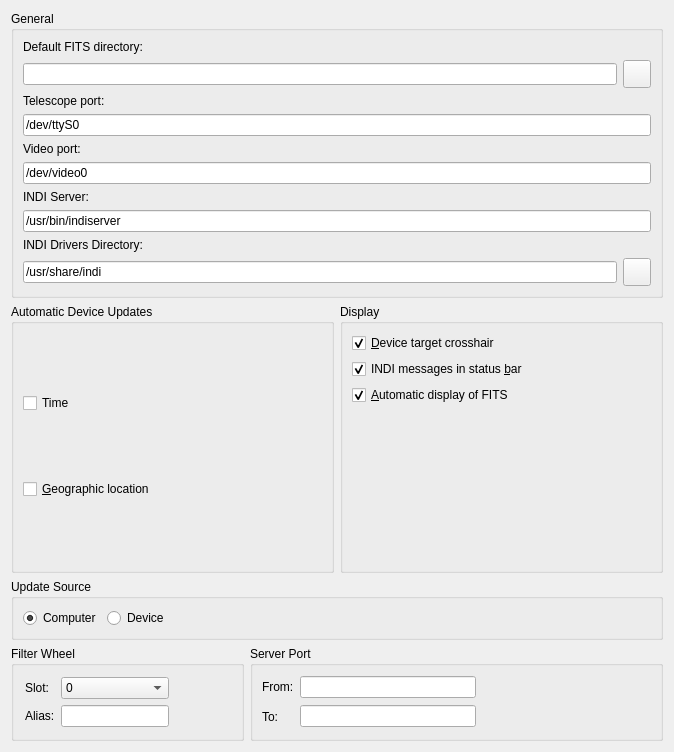
Before: the Qt Designer form kstars/indi/opsindi.ui in KDE/kstars, drawn with Qt 5.
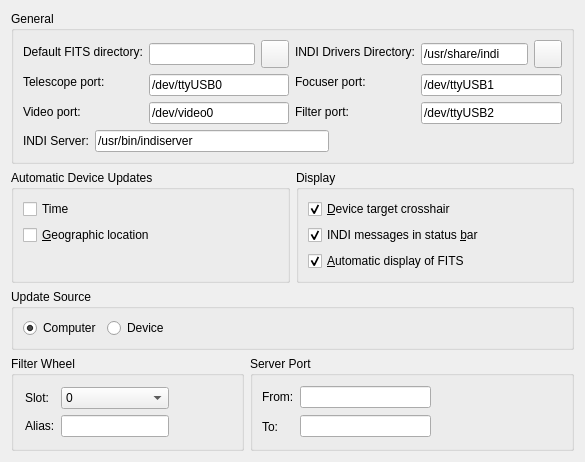
After: the same form once the commit is applied. Custom widgets are drawn as their Qt base class.

Diff of the .ui file:
```diff
--- a/kstars/indi/opsindi.ui
+++ b/kstars/indi/opsindi.ui
@@ -1,163 +1,234 @@
 <ui version="4.0" >
  <class>OpsINDI</class>
- <widget class="QWidget" name="OpsINDI" >
-  <property name="geometry" >
+ <widget class="QWidget" name="OpsINDI">
+  <property name="geometry">
    <rect>
     <x>0</x>
     <y>0</y>
-    <width>674</width>
-    <height>752</height>
+    <width>585</width>
+    <height>455</height>
    </rect>
   </property>
-  <layout class="QVBoxLayout" name="verticalLayout_2" >
+  <layout class="QVBoxLayout" name="verticalLayout_7">
    <item>
-    <widget class="QGroupBox" name="generalGroup" >
-     <property name="title" >
+    <widget class="QGroupBox" name="generalGroup">
+     <property name="title">
       <string>General</string>
      </property>
-     <layout class="QVBoxLayout" name="verticalLayout_3" >
+     <layout class="QVBoxLayout" name="verticalLayout_6">
       <item>
-       <widget class="QLabel" name="fitsLabel" >
-        <property name="whatsThis" >
-         <string>Specify where new FITS images are saved once captured and downloaded</string>
-        </property>
-        <property name="text" >
-         <string>Default FITS directory:</string>
-        </property>
-       </widget>
-      </item>
-      <item>
-       <layout class="QHBoxLayout" >
-        <property name="spacing" >
-         <number>6</number>
-        </property>
-        <property name="margin" >
-         <number>0</number>
-        </property>
+       <layout class="QHBoxLayout" name="horizontalLayout_5">
         <item>
-         <widget class="KLineEdit" name="kcfg_fitsDir" />
+         <layout class="QVBoxLayout" name="verticalLayout">
+          <item>
+           <widget class="QLabel" name="fitsLabel">
+            <property name="whatsThis">
+             <string>Specify where new FITS images are saved once captured and downloaded</string>
+            </property>
+            <property name="text">
+             <string>Default FITS directory:</string>
+            </property>
+           </widget>
+          </item>
+          <item>
+           <widget class="QLabel" name="telescopeLabel">
+            <property name="toolTip">
+             <string>Default INDI telescope port</string>
+            </property>
+            <property name="text">
+             <string>Telescope port:</string>
+            </property>
+           </widget>
+          </item>
+          <item>
+           <widget class="QLabel" name="videoLabel">
+            <property name="toolTip">
+             <string>Default INDI video port</string>
+            </property>
+            <property name="text">
+             <string>Video port:</string>
+            </property>
+           </widget>
+          </item>
+         </layout>
         </item>
         <item>
-         <widget class="QPushButton" name="selectFITSDirB" >
-          <property name="sizePolicy" >
-           <sizepolicy vsizetype="Fixed" hsizetype="Fixed" >
-            <horstretch>0</horstretch>
-            <verstretch>0</verstretch>
-           </sizepolicy>
-          </property>
-          <property name="minimumSize" >
-           <size>
-            <width>28</width>
-            <height>28</height>
-           </size>
-          </property>
-          <property name="maximumSize" >
-           <size>
-            <width>28</width>
-            <height>28</height>
-           </size>
-          </property>
-          <property name="text" >
-           <string/>
-          </property>
-         </widget>
+         <layout class="QVBoxLayout" name="verticalLayout_2">
+          <item>
+           <layout class="QHBoxLayout">
+            <property name="spacing">
+             <number>6</number>
+            </property>
+            <property name="margin">
+             <number>0</number>
+            </property>
+            <item>
+             <widget class="KLineEdit" name="kcfg_fitsDir"/>
+            </item>
+            <item>
+             <widget class="QPushButton" name="selectFITSDirB">
+              <property name="sizePolicy">
+               <sizepolicy hsizetype="Fixed" vsizetype="Fixed">
+                <horstretch>0</horstretch>
+                <verstretch>0</verstretch>
+               </sizepolicy>
+              </property>
+              <property name="minimumSize">
+               <size>
+                <width>28</width>
+                <height>28</height>
+               </size>
+              </property>
+              <property name="maximumSize">
+               <size>
+                <width>28</width>
+                <height>28</height>
+               </size>
+              </property>
+              <property name="text">
+               <string/>
+              </property>
+             </widget>
+            </item>
+           </layout>
+          </item>
+          <item>
+           <widget class="KLineEdit" name="kcfg_telescopePort">
+            <property name="text">
+             <string>/dev/ttyUSB0</string>
+            </property>
+           </widget>
+          </item>
+          <item>
+           <widget class="KLineEdit" name="kcfg_videoPort">
+            <property name="text">
+             <string>/dev/video0</string>
+            </property>
+           </widget>
+          </item>
+         </layout>
+        </item>
+        <item>
+         <layout class="QVBoxLayout" name="verticalLayout_3">
+          <item>
+           <widget class="QLabel" name="videoLabel_3">
+            <property name="toolTip">
+             <string>Default INDI video port</string>
+            </property>
+            <property name="text">
+             <string>INDI Drivers Directory:</string>
+            </property>
+           </widget>
+          </item>
+          <item>
+           <widget class="QLabel" name="telescopeLabel_2">
+            <property name="toolTip">
+             <string>Default INDI telescope port</string>
+            </property>
+            <property name="text">
+             <string>Focuser port:</string>
+            </property>
+           </widget>
+          </item>
+          <item>
+           <widget class="QLabel" name="telescopeLabel_3">
+            <property name="toolTip">
+             <string>Default INDI telescope port</string>
+            </property>
+            <property name="text">
+             <string>Filter port:</string>
+            </property>
+           </widget>
+          </item>
+         </layout>
+        </item>
+        <item>
+         <layout class="QVBoxLayout" name="verticalLayout_4">
+          <item>
+           <layout class="QHBoxLayout" name="horizontalLayout_4">
+            <item>
+             <widget class="KLineEdit" name="kcfg_indiDriversDir">
+              <property name="text">
+               <string>/usr/share/indi</string>
+              </property>
+             </widget>
+            </item>
+            <item>
+             <widget class="QPushButton" name="selectDriversDirB">
+              <property name="sizePolicy">
+               <sizepolicy hsizetype="Fixed" vsizetype="Fixed">
+                <horstretch>0</horstretch>
+                <verstretch>0</verstretch>
+               </sizepolicy>
+              </property>
+              <property name="minimumSize">
+               <size>
+                <width>28</width>
+                <height>28</height>
+               </size>
+              </property>
+              <property name="maximumSize">
+               <size>
+                <width>28</width>
+                <height>28</height>
+               </size>
+              </property>
+              <property name="text">
+               <string/>
+              </property>
+             </widget>
+            </item>
+           </layout>
+          </item>
+          <item>
+           <widget class="KLineEdit" name="kcfg_focuserPort">
+            <property name="text">
+             <string>/dev/ttyUSB1</string>
+            </property>
+           </widget>
+          </item>
+          <item>
+           <widget class="KLineEdit" name="kcfg_filterPort">
+            <property name="text">
+             <string>/dev/ttyUSB2</string>
+            </property>
+           </widget>
+          </item>
+         </layout>
         </item>
        </layout>
       </item>
       <item>
-       <widget class="QLabel" name="telescopeLabel" >
-        <property name="toolTip" >
-         <string>Default INDI telescope port</string>
-        </property>
-        <property name="text" >
-         <string>Telescope port:</string>
-        </property>
-       </widget>
-      </item>
-      <item>
-       <widget class="KLineEdit" name="kcfg_telescopePort" >
-        <property name="text" >
-         <string>/dev/ttyS0</string>
-        </property>
-       </widget>
-      </item>
-      <item>
-       <widget class="QLabel" name="videoLabel" >
-        <property name="toolTip" >
-         <string>Default INDI video port</string>
-        </property>
-        <property name="text" >
-         <string>Video port:</string>
-        </property>
-       </widget>
-      </item>
-      <item>
-       <widget class="KLineEdit" name="kcfg_videoPort" >
-        <property name="text" >
-         <string>/dev/video0</string>
-        </property>
-       </widget>
-      </item>
-      <item>
-       <widget class="QLabel" name="videoLabel_2" >
-        <property name="toolTip" >
-         <string>Default INDI video port</string>
-        </property>
-        <property name="text" >
-         <string>INDI Server:</string>
-        </property>
-       </widget>
-      </item>
-      <item>
-       <widget class="KLineEdit" name="kcfg_indiServer" >
-        <property name="text" >
-         <string>/usr/bin/indiserver</string>
-        </property>
-       </widget>
-      </item>
-      <item>
-       <widget class="QLabel" name="videoLabel_3" >
-        <property name="toolTip" >
-         <string>Default INDI video port</string>
-        </property>
-        <property name="text" >
-         <string>INDI Drivers Directory:</string>
-        </property>
-       </widget>
-      </item>
-      <item>
-       <layout class="QHBoxLayout" name="horizontalLayout_4" >
+       <layout class="QHBoxLayout" name="horizontalLayout_6">
         <item>
-         <widget class="KLineEdit" name="kcfg_indiDriversDir" >
-          <property name="text" >
-           <string>/usr/share/indi</string>
+         <widget class="QLabel" name="videoLabel_2">
+          <property name="toolTip">
+           <string>Default INDI video port</string>
           </property>
+          <property name="text">
+           <string>INDI Server:</string>
+          </property>
          </widget>
         </item>
         <item>
-         <widget class="QPushButton" name="selectDriversDirB" >
-          <property name="sizePolicy" >
-           <sizepolicy vsizetype="Fixed" hsizetype="Fixed" >
-            <horstretch>0</horstretch>
-            <verstretch>0</verstretch>
-           </sizepolicy>
+         <widget class="KLineEdit" name="kcfg_indiServer">
+          <property name="text">
+           <string>/usr/bin/indiserver</string>
           </property>
-          <property name="minimumSize" >
-           <size>
-            <width>28</width>
-            <height>28</height>
-           </size>
+         </widget>
+        </item>
+        <item>
+         <spacer name="horizontalSpacer_2">
+          <property name="orientation">
+           <enum>Qt::Horizontal</enum>
           </property>
-          <property name="maximumSize" >
+          <property name="sizeHint" stdset="0">
            <size>
-            <width>28</width>
-            <height>28</height>
+            <width>40</width>
+            <height>20</height>
            </size>
           </property>
-          <property name="text" >
-           <string/>
-          </property>
-         </widget>
+         </spacer>
         </item>
        </layout>
       </item>
@@ -165,16 +236,16 @@
     </widget>
    </item>
    <item>
-    <layout class="QHBoxLayout" name="horizontalLayout_2" >
+    <layout class="QHBoxLayout" name="horizontalLayout_2">
      <item>
       <widget class="QGroupBox" name="autoGroup" >
        <property name="title" >
         <string>Automatic Device Updates</string>
        </property>
-       <layout class="QVBoxLayout" name="verticalLayout" >
+       <layout class="QVBoxLayout" name="verticalLayout_8">
         <item>
-         <widget class="QCheckBox" name="kcfg_useTimeUpdate" >
-          <property name="toolTip" >
+         <widget class="QCheckBox" name="kcfg_useTimeUpdate">
+          <property name="toolTip">
            <string>Update telescope clock upon connection</string>
           </property>
           <property name="whatsThis" >
@@ -189,8 +260,8 @@
          </widget>
         </item>
         <item>
-         <widget class="QCheckBox" name="kcfg_useGeographicUpdate" >
-          <property name="toolTip" >
+         <widget class="QCheckBox" name="kcfg_useGeographicUpdate">
+          <property name="toolTip">
            <string>Update telescope geographical location upon connection</string>
           </property>
           <property name="whatsThis" >
@@ -204,6 +275,19 @@
           </property>
          </widget>
         </item>
+        <item>
+         <spacer name="verticalSpacer_2">
+          <property name="orientation">
+           <enum>Qt::Vertical</enum>
+          </property>
+          <property name="sizeHint" stdset="0">
+           <size>
+            <width>20</width>
+            <height>32</height>
+           </size>
+          </property>
+         </spacer>
+        </item>
        </layout>
       </widget>
      </item>
@@ -277,8 +361,8 @@
     </layout>
    </item>
    <item>
-    <widget class="QGroupBox" name="groupBox_2" >
-     <property name="whatsThis" >
+    <widget class="QGroupBox" name="groupBox_2">
+     <property name="whatsThis">
       <string>Synchronize KStars according to either the computer or device time and location settings.</string>
      </property>
      <property name="title" >
@@ -322,7 +406,7 @@
     </widget>
    </item>
    <item>
-    <layout class="QHBoxLayout" name="horizontalLayout_3" >
+    <layout class="QHBoxLayout" name="horizontalLayout_3">
      <item>
       <widget class="QGroupBox" name="autoGroup_2" >
        <property name="toolTip" >
```
Left out of the diff: 199 changed lines with no effect on the pictures.
